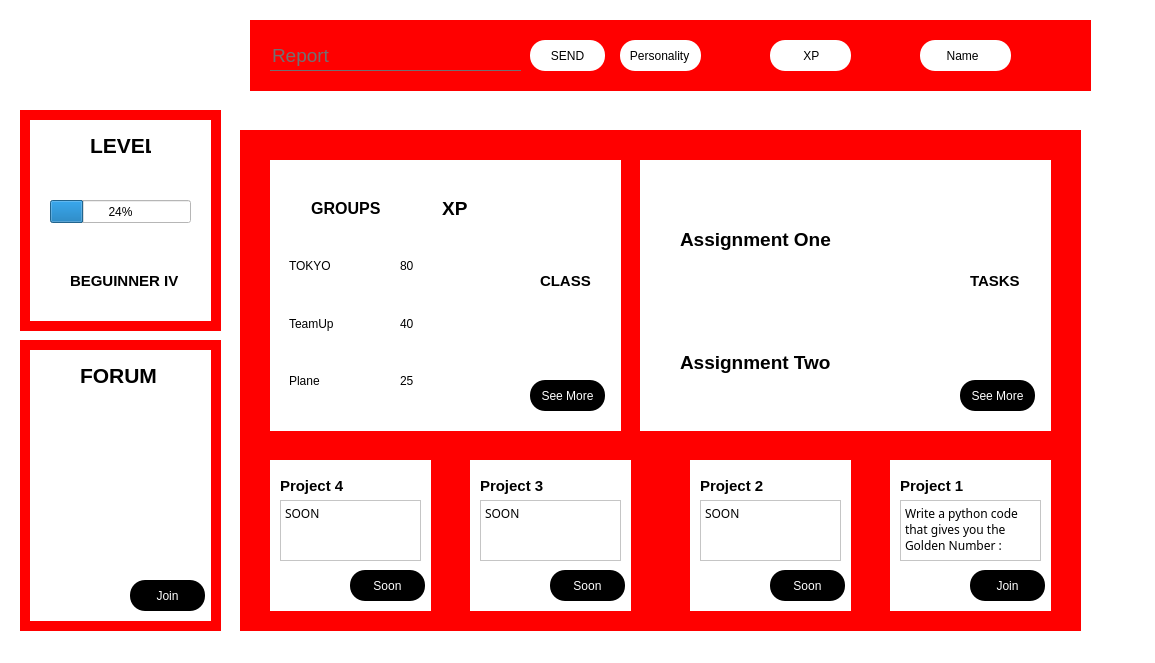
Qt form TeamUp/UI desgin/Main Page.ui (Haythem-Jaidane/TeamUp) before a commit.
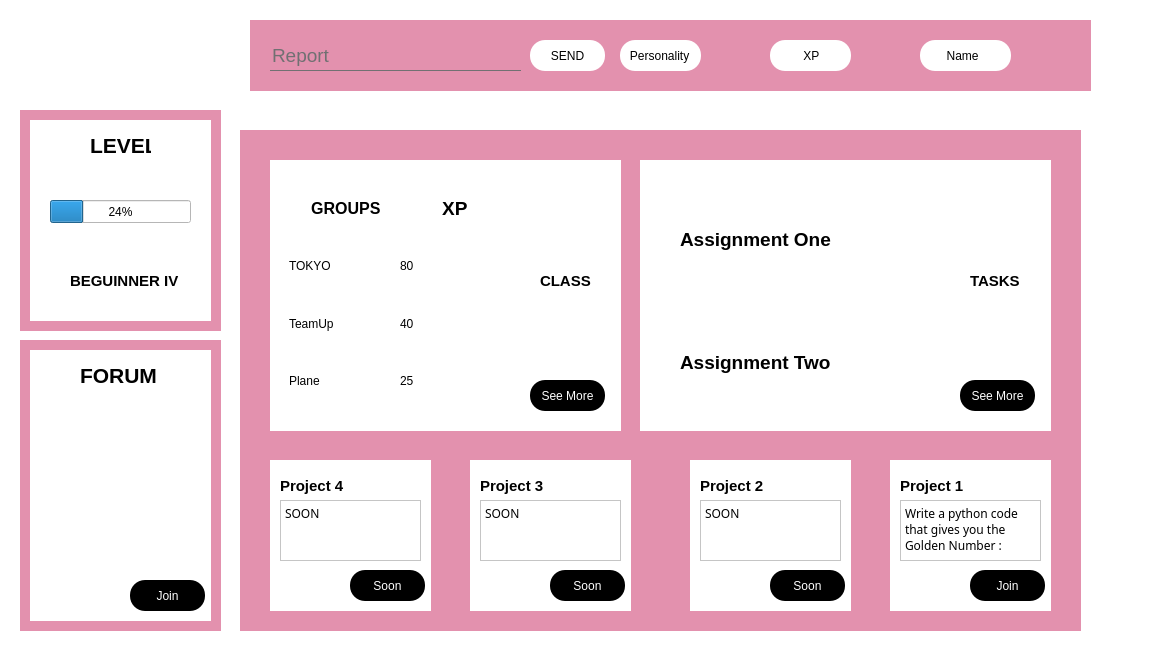
The same form after that commit. Icons and pictures are not drawn.

```diff
--- a/TeamUp/UI desgin/Main Page.ui
+++ b/TeamUp/UI desgin/Main Page.ui
@@ -30,7 +30,7 @@
     </property>
     <property name="styleSheet">
      <string notr="true">*{
-background:red;
+background:#E391AE;
 }</string>
     </property>
     <widget class="QWidget" name="forum" native="true">
@@ -99,7 +99,7 @@
     </property>
     <property name="styleSheet">
      <string notr="true">*{
-background:red;
+background:#E391AE;
 }</string>
     </property>
     <widget class="QLabel" name="label_23">
@@ -286,7 +286,7 @@
     </property>
     <property name="styleSheet">
      <string notr="true">*{
-background:red;
+background:#E391AE;
 }</string>
     </property>
     <widget class="QWidget" name="Group" native="true">
@@ -941,7 +941,7 @@
     </property>
     <property name="styleSheet">
      <string notr="true">*{
-background:red;
+background:#E391AE;
 }</string>
     </property>
     <widget class="QWidget" name="project_3" native="true">
```
